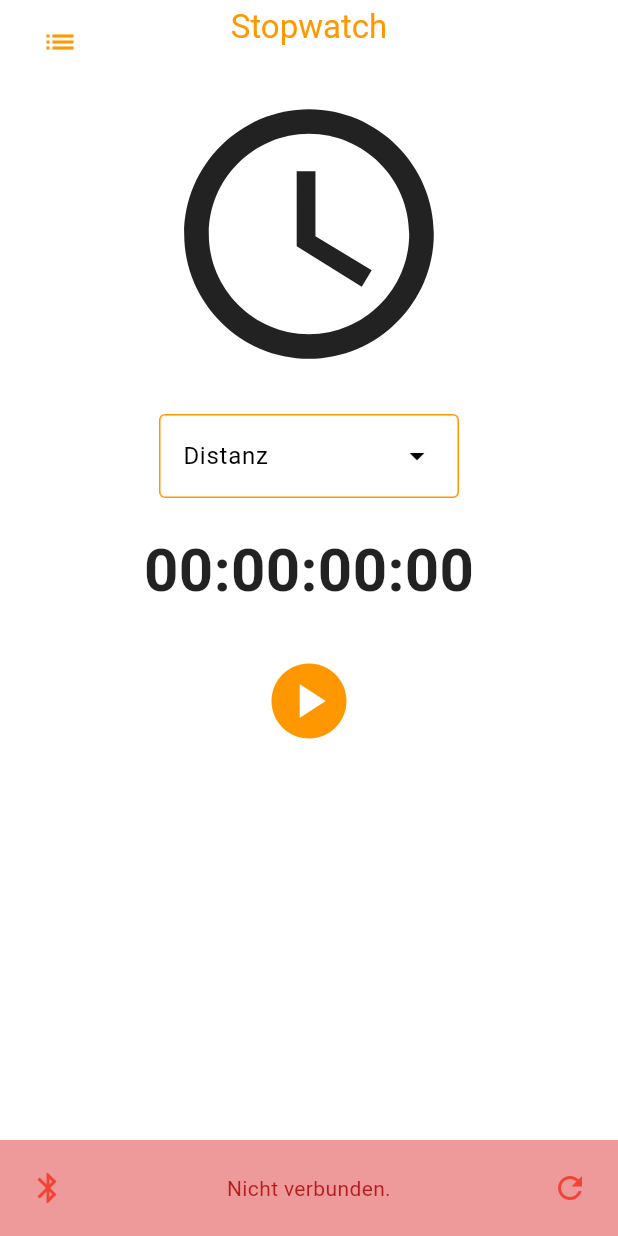
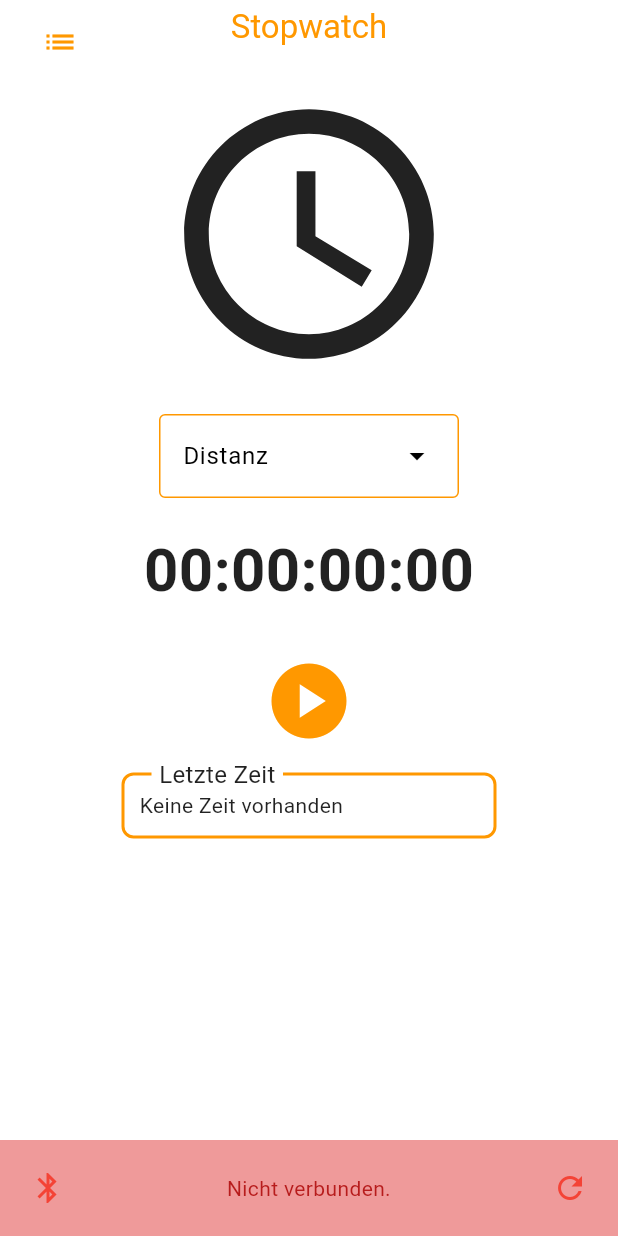
Before and after one commit to KastenKlicker/lichtschranke, a Flutter app: the screen it shows after launch, on a phone screen of 412 x 824 dp. Run offline on Flutter 3.47's test engine with Material 3 defaults, Android fonts, the phone set to English and light mode, and no system bars; our stand-ins replace csv, file_picker, share_plus, shared_preferences; missing offline and left inert: bluetooth_classic.

Commit message:
Add Letzte Zeit Entry

```diff
--- a/lib/StopwatchScreen.dart
+++ b/lib/StopwatchScreen.dart
@@ -5,6 +5,7 @@ import 'package:lichtschranke/TimeEntry.dart';
 import 'package:lichtschranke/TimeListScreen.dart';
 import 'package:lichtschranke/base_scaffold.dart';
 import 'package:provider/provider.dart';
+import 'package:intl/intl.dart';
 import 'AppState.dart';
 
 class StopwatchScreen extends StatefulWidget {
@@ -121,7 +122,7 @@ class _StopwatchScreenState extends State<StopwatchScreen> {
                     size: 60,
                   ),
                   onPressed: () {
-                    appState.stop(); // Stoppuhr stoppen
+                    appState.stop(context); // Stoppuhr stoppen
                   },
                 ),
               ],
@@ -136,7 +137,55 @@ class _StopwatchScreenState extends State<StopwatchScreen> {
                 appState.startOverBluetooth(); // Timer starten
               },
             ),
-          )
+          ),
+          SizedBox(height: 10,),
+          Stack(
+            clipBehavior: Clip.none,
+            children: [
+              Container(
+                width: 250,
+                padding: EdgeInsets.all(10),
+                decoration: BoxDecoration(
+                  border: Border.all(color: Colors.orange, width: 2),
+                  borderRadius: BorderRadius.circular(8),
+                ),
+                child: (appState.filteredTimes.isNotEmpty)? Column(
+                  children: [
+                    Row(
+                      mainAxisAlignment: MainAxisAlignment.spaceBetween,
+                      children: [
+                        Text(appState.filteredTimes.first.name,
+                          textAlign: TextAlign.left,),
+                        Text(appState.filteredTimes.first.distance,
+                          textAlign: TextAlign.right,)
+                      ],
+                    ),
+                    Row(
+                      mainAxisAlignment: MainAxisAlignment.spaceBetween,
+                      children: [
+                        Text(appState.filteredTimes.first.getTimeFormatted(),
+                          textAlign: TextAlign.left,),
+                        Text(DateFormat('dd.MM.yyyy HH:mm').format(appState.filteredTimes.first.date),
+                          textAlign: TextAlign.right,)
+                      ],
+                    ),
+                  ],
+                ) : Text("Keine Zeit vorhanden"),
+              ),
+              Positioned(
+                top: -10, // Text schwebt über der Linie
+                left: 20, // Positionierung des Textes
+                child: Container(
+                  color: Colors.white, // Hintergrundfarbe des Textes, damit er die Linie "unterbricht"
+                  padding: EdgeInsets.symmetric(horizontal: 5),
+                  child: Text(
+                    "Letzte Zeit", // Dein Beschriftungstext
+                    style: TextStyle(fontSize: 16),
+                  ),
+                ),
+              ),
+            ],
+          ),
         ],
       ),
     );
--- a/lib/base_scaffold.dart
+++ b/lib/base_scaffold.dart
@@ -75,10 +75,7 @@ class BaseScaffold extends StatelessWidget {
                 ),
                 IconButton(
                   onPressed: () {
-                    if (appState.connectionStatus ==
-                        "Verbunden mit Lichtschranke") {
-                      appState.resetLichtschranke(context);
-                    }
+                    appState.stop(context);
                   },
                   icon: Icon(
                       Icons.refresh,
```
Also changed, not shown: lib/AppState.dart (+20 -5 lines).
